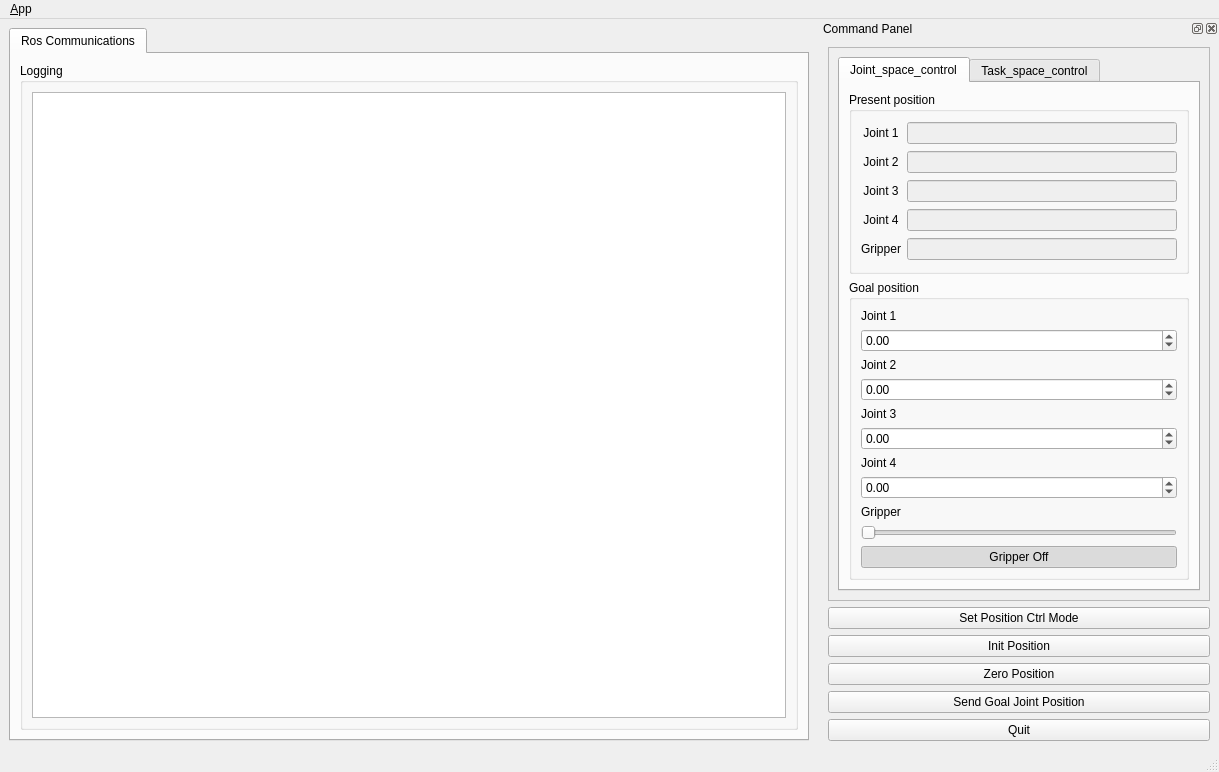
Above: manipulator_x_position_ctrl_module_gui/ui/main_window.ui from thor-mang/ROBOTIS-MANIPULATOR-X before the change. Below: the same form after it.
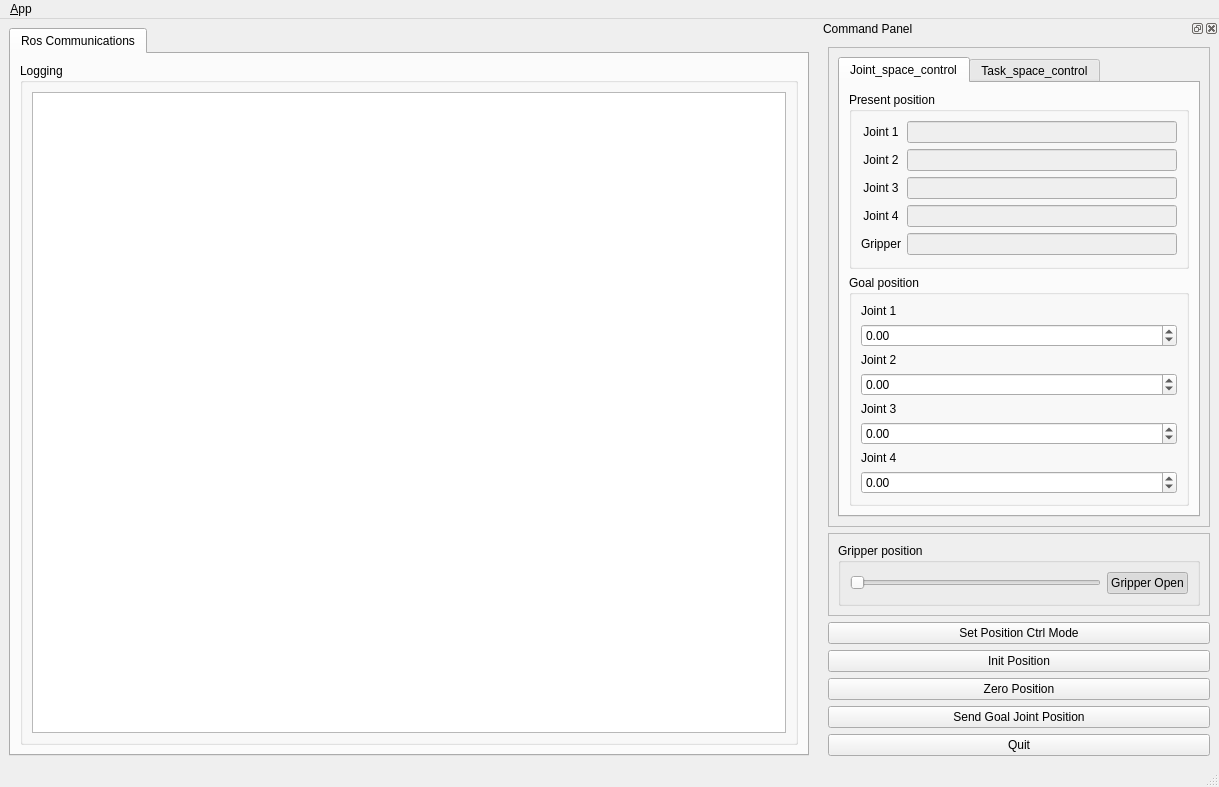
That is the form after the change. Icons and pictures are not drawn.

Diff of the .ui file:
```diff
--- a/manipulator_x_position_ctrl_module_gui/ui/main_window.ui
+++ b/manipulator_x_position_ctrl_module_gui/ui/main_window.ui
@@ -7,7 +7,7 @@
     <x>0</x>
     <y>0</y>
     <width>1219</width>
-    <height>772</height>
+    <height>787</height>
    </rect>
   </property>
   <property name="minimumSize">
@@ -116,7 +116,7 @@
    <property name="minimumSize">
     <size>
      <width>400</width>
-     <height>731</height>
+     <height>746</height>
     </size>
    </property>
    <property name="maximumSize">
@@ -179,30 +179,6 @@
                <string>Goal position</string>
               </property>
               <layout class="QGridLayout" name="gridLayout_3">
-               <item row="10" column="0">
-                <widget class="QLabel" name="gripper_des_pos_label">
-                 <property name="text">
-                  <string>Gripper</string>
-                 </property>
-                </widget>
-               </item>
-               <item row="7" column="0">
-                <widget class="QDoubleSpinBox" name="joint3_goal_position_doubleSpinBox">
-                 <property name="minimum">
-                  <double>-999.990000000000009</double>
-                 </property>
-                 <property name="maximum">
-                  <double>999.990000000000009</double>
-                 </property>
-                </widget>
-               </item>
-               <item row="4" column="0">
-                <widget class="QLabel" name="joint2_des_pos_label">
-                 <property name="text">
-                  <string>Joint 2</string>
-                 </property>
-                </widget>
-               </item>
                <item row="5" column="0">
                 <widget class="QDoubleSpinBox" name="joint2_goal_position_doubleSpinBox">
                  <property name="minimum">
@@ -213,8 +189,8 @@
                  </property>
                 </widget>
                </item>
-               <item row="2" column="0">
-                <widget class="QDoubleSpinBox" name="joint1_goal_position_doubleSpinBox">
+               <item row="7" column="0">
+                <widget class="QDoubleSpinBox" name="joint3_goal_position_doubleSpinBox">
                  <property name="minimum">
                   <double>-999.990000000000009</double>
                  </property>
@@ -223,42 +199,6 @@
                  </property>
                 </widget>
                </item>
-               <item row="8" column="0">
-                <widget class="QLabel" name="joint4_des_pos_label">
-                 <property name="text">
-                  <string>Joint 4</string>
-                 </property>
-                </widget>
-               </item>
-               <item row="12" column="0">
-                <widget class="QPushButton" name="gripper_goal_position_toggleButton">
-                 <property name="text">
-                  <string>Gripper Off</string>
-                 </property>
-                 <property name="checkable">
-                  <bool>true</bool>
-                 </property>
-                 <property name="checked">
-                  <bool>true</bool>
-                 </property>
-                </widget>
-               </item>
-               <item row="11" column="0">
-                <widget class="QSlider" name="gripper_goal_position_horizontalSlider">
-                 <property name="maximum">
-                  <number>140</number>
-                 </property>
-                 <property name="pageStep">
-                  <number>30</number>
-                 </property>
-                 <property name="orientation">
-                  <enum>Qt::Horizontal</enum>
-                 </property>
-                 <property name="tickPosition">
-                  <enum>QSlider::NoTicks</enum>
-                 </property>
-                </widget>
-               </item>
                <item row="1" column="0">
                 <widget class="QLabel" name="joint1_des_pos_label">
                  <property name="text">
@@ -266,6 +206,13 @@
                  </property>
                 </widget>
                </item>
+               <item row="4" column="0">
+                <widget class="QLabel" name="joint2_des_pos_label">
+                 <property name="text">
+                  <string>Joint 2</string>
+                 </property>
+                </widget>
+               </item>
                <item row="6" column="0">
                 <widget class="QLabel" name="joint3_des_pos_label">
                  <property name="text">
@@ -283,6 +230,23 @@
                  </property>
                 </widget>
                </item>
+               <item row="2" column="0">
+                <widget class="QDoubleSpinBox" name="joint1_goal_position_doubleSpinBox">
+                 <property name="minimum">
+                  <double>-999.990000000000009</double>
+                 </property>
+                 <property name="maximum">
+                  <double>999.990000000000009</double>
+                 </property>
+                </widget>
+               </item>
+               <item row="8" column="0">
+                <widget class="QLabel" name="joint4_des_pos_label">
+                 <property name="text">
+                  <string>Joint 4</string>
+                 </property>
+                </widget>
+               </item>
               </layout>
              </widget>
             </item>
@@ -407,6 +371,53 @@
        </layout>
       </widget>
      </item>
+     <item>
+      <widget class="QFrame" name="frame_2">
+       <property name="frameShape">
+        <enum>QFrame::StyledPanel</enum>
+       </property>
+       <property name="frameShadow">
+        <enum>QFrame::Raised</enum>
+       </property>
+       <layout class="QHBoxLayout" name="horizontalLayout_3">
+        <item>
+         <widget class="QGroupBox" name="gripper_groupBox">
+          <property name="title">
+           <string>Gripper position</string>
+          </property>
+          <layout class="QHBoxLayout" name="horizontalLayout_4">
+           <item>
+            <widget class="QSlider" name="gripper_goal_position_horizontalSlider">
+             <property name="maximum">
+              <number>140</number>
+             </property>
+             <property name="pageStep">
+              <number>30</number>
+             </property>
+             <property name="orientation">
+              <enum>Qt::Horizontal</enum>
+             </property>
+            </widget>
+           </item>
+           <item>
+            <widget class="QPushButton" name="gripper_goal_position_toggleButton">
+             <property name="text">
+              <string>Gripper Open</string>
+             </property>
+             <property name="checkable">
+              <bool>true</bool>
+             </property>
+             <property name="checked">
+              <bool>true</bool>
+             </property>
+            </widget>
+           </item>
+          </layout>
+         </widget>
+        </item>
+       </layout>
+      </widget>
+     </item>
      <item>
       <widget class="QPushButton" name="set_control_mode_pushButton">
        <property name="text">
```
